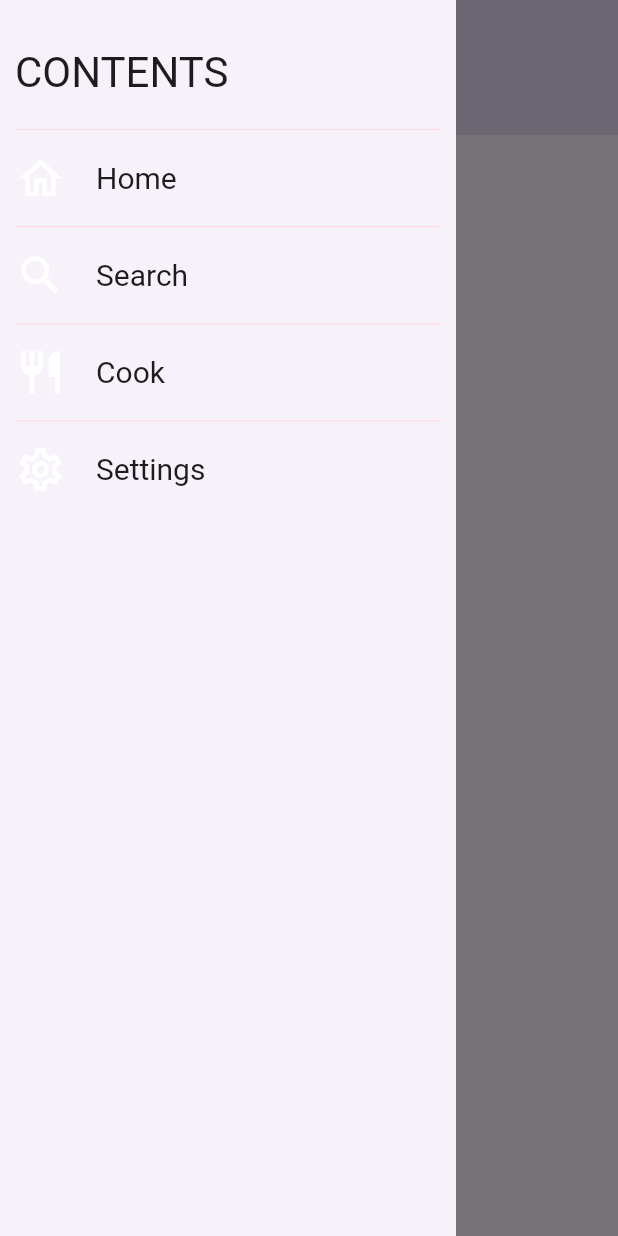
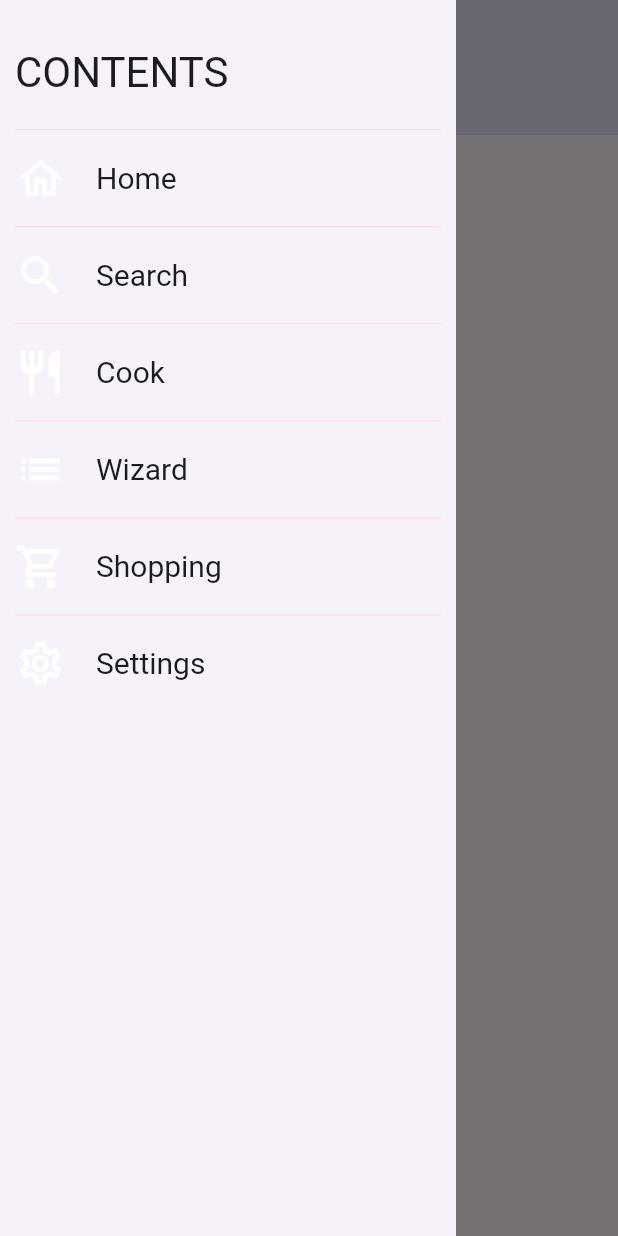
Before and after one commit to tsirbunen/cooking-companion-mobile, a Flutter app: the PageBase screen opened directly, after a tap on the "menu" icon, on a phone screen of 412 x 824 dp. Run offline on Flutter 3.47's test engine with Material 3 defaults, Android fonts, the phone set to English and light mode, and no system bars; our stand-ins replace flutter_riverpod, freezed_annotation, go_router, graphql, talker_flutter; missing offline and left inert: talker_riverpod_logger.

```diff
--- /dev/null
+++ b/lib/core/router/route_enum.dart
@@ -0,0 +1,11 @@
+// Note: The routes available in the app are defined with this enum:
+// Where ever needed, the enum is extended to support new functionality
+// (like providing GoRoute here or IconData in drawer).
+enum RouteEnum {
+  home,
+  search,
+  cook,
+  wizard,
+  shopping,
+  settings,
+}
--- /dev/null
+++ b/lib/core/router/route_enum_description_extension.dart
@@ -0,0 +1,22 @@
+import 'package:mobile/core/router/route_enum.dart';
+
+extension DescriptionExtension on RouteEnum {
+  String description() {
+    switch (this) {
+      case RouteEnum.home:
+        return 'Welcome to Cooking Companion!';
+      case RouteEnum.search:
+        return 'Browse the recipe collection and select one or multiple dishes to cook';
+      case RouteEnum.cook:
+        return 'Manage cooking multiple recipes simultaneously';
+      case RouteEnum.settings:
+        return 'Customize your app experience and manage your (optional) account';
+      case RouteEnum.wizard:
+        return 'Craft your own culinary masterpieces with the recipe creation wizard';
+      case RouteEnum.shopping:
+        return 'Generate a shopping list based on recipe ingredients';
+      default:
+        throw Exception('Route description not implemented!');
+    }
+  }
+}
--- a/lib/widgets/drawer/route_enum_extension.dart
+++ b/lib/core/router/route_enum_drawer_extension.dart
@@ -1,11 +1,13 @@
 import 'package:flutter/material.dart';
-import 'package:mobile/core/router/router.dart';
+import 'package:mobile/core/router/route_enum.dart';
 
 extension DrawerExtension on RouteEnum {
   IconData get iconData => {
         RouteEnum.home: Icons.home_outlined,
         RouteEnum.search: Icons.search_outlined,
         RouteEnum.cook: Icons.restaurant_outlined,
+        RouteEnum.wizard: Icons.list,
+        RouteEnum.shopping: Icons.shopping_cart_outlined,
         RouteEnum.settings: Icons.settings_outlined,
       }[this]!;
 
@@ -14,5 +16,7 @@ extension DrawerExtension on RouteEnum {
         RouteEnum.search: 'Search',
         RouteEnum.cook: 'Cook',
         RouteEnum.settings: 'Settings',
+        RouteEnum.shopping: 'Shopping',
+        RouteEnum.wizard: 'Wizard',
       }[this]!;
 }
--- /dev/null
+++ b/lib/core/router/route_enum_path_extension.dart
@@ -0,0 +1,25 @@
+import 'package:mobile/core/router/route_enum.dart';
+import 'package:mobile/core/router/routes.dart';
+
+// Note: Let's use switch-case to return the path for each route,
+// so that if we miss a route, the code editor gives us a warning.
+extension PathExtension on RouteEnum {
+  String path() {
+    switch (this) {
+      case RouteEnum.home:
+        return HomeRoute.path;
+      case RouteEnum.search:
+        return SearchRoute.path;
+      case RouteEnum.cook:
+        return CookRoute.path;
+      case RouteEnum.settings:
+        return SettingsRoute.path;
+      case RouteEnum.wizard:
+        return WizardRoute.path;
+      case RouteEnum.shopping:
+        return ShoppingRoute.path;
+      default:
+        throw Exception('Route path not implemented!');
+    }
+  }
+}
--- a/lib/core/router/router.dart
+++ b/lib/core/router/router.dart
@@ -1,67 +1,8 @@
 import 'package:go_router/go_router.dart';
 import 'package:mobile/core/logger/logger.dart';
-import 'package:mobile/core/router/routes.dart';
+import 'package:mobile/core/router/route_enum.dart';
+import 'package:mobile/core/router/route_enum_go_route_extension.dart';
 import 'package:talker_flutter/talker_flutter.dart';
-
-// Note: The routes available in the app are defined with this enum:
-// Where ever needed, the enum is extended to support new functionality
-// (like providing GoRoute here or IconData in drawer).
-enum RouteEnum {
-  home,
-  search,
-  cook,
-  settings,
-}
-
-// Note: Let's use switch-case to return the path for each route,
-// so that if we miss a route, the code editor gives us a warning.
-extension PathExtension on RouteEnum {
-  String path() {
-    switch (this) {
-      case RouteEnum.home:
-        return HomeRoute.path;
-      case RouteEnum.search:
-        return SearchRoute.path;
-      case RouteEnum.cook:
-        return CookRoute.path;
-      case RouteEnum.settings:
-        return SettingsRoute.path;
-      default:
-        throw Exception('Route path not implemented!');
-    }
-  }
-}
-
-// Note: Let's use switch-case to return the GoRoute for each route,
-// so that if we miss a route, the code editor gives us a warning.
-extension GoRouteExtension on RouteEnum {
-  GoRoute goRoute() {
-    switch (this) {
-      case RouteEnum.home:
-        return GoRoute(
-          path: HomeRoute.path,
-          builder: (context, state) => HomeRoute().build(context, state),
-        );
-      case RouteEnum.search:
-        return GoRoute(
-          path: SearchRoute.path,
-          builder: (context, state) => SearchRoute().build(context, state),
-        );
-      case RouteEnum.cook:
-        return GoRoute(
-          path: CookRoute.path,
-          builder: (context, state) => CookRoute().build(context, state),
-        );
-      case RouteEnum.settings:
-        return GoRoute(
-          path: SettingsRoute.path,
-          builder: (context, state) => SettingsRoute().build(context, state),
-        );
-      default:
-        throw Exception('GoRoute not implemented!');
-    }
-  }
-}
 
 List<GoRoute> routes = RouteEnum.values.map((e) => e.goRoute()).toList();
 
--- a/lib/core/theme/app_theme.dart
+++ b/lib/core/theme/app_theme.dart
@@ -28,6 +28,12 @@ class AppTheme {
           fontWeight: FontWeight.w600,
           color: dark,
         ),
+        bodyMedium: TextStyle(
+          fontSize: 18,
+          fontWeight: FontWeight.normal,
+          color: veryDark,
+          height: 1.25,
+        ),
       ),
       colorScheme: ColorScheme.fromSeed(
         seedColor: dark,
--- a/lib/widgets/drawer/drawer_customized.dart
+++ b/lib/widgets/drawer/drawer_customized.dart
@@ -1,8 +1,9 @@
 import 'package:flutter/material.dart';
-import 'package:mobile/core/router/router.dart';
+import 'package:mobile/core/router/route_enum_drawer_extension.dart';
+import 'package:mobile/core/router/route_enum_path_extension.dart';
 import 'package:mobile/widgets/drawer/drawer_route.dart';
 import 'package:mobile/widgets/drawer/route_header.dart';
-import 'package:mobile/widgets/drawer/route_enum_extension.dart';
+import 'package:mobile/core/router/route_enum.dart';
 
 const padding = 10.0;
 
```
Also changed, not shown: lib/core/router/route_enum_go_route_extension.dart (added, +44 -0 lines), lib/core/router/routes.dart (+19 -0 lines), lib/features/users/presentation/home_page.dart (+68 -3 lines), lib/features/users/presentation/shopping_page.dart (added, +19 -0 lines), lib/features/users/presentation/wizard_page.dart (added, +19 -0 lines), lib/core/router/routes.g.dart.
